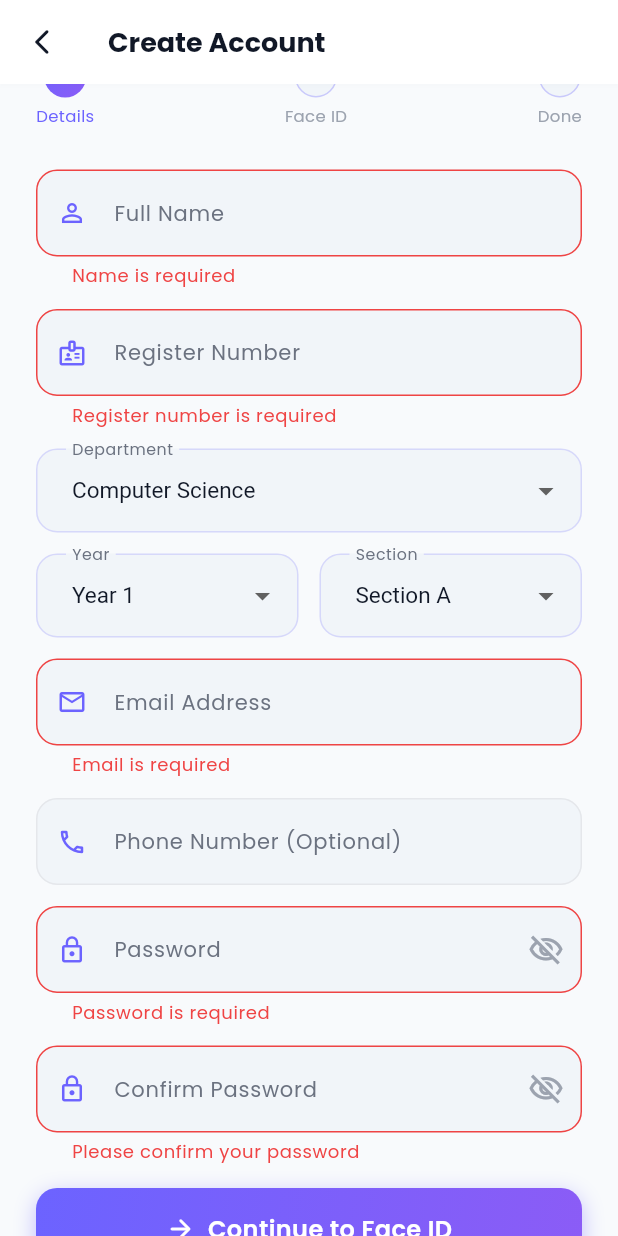
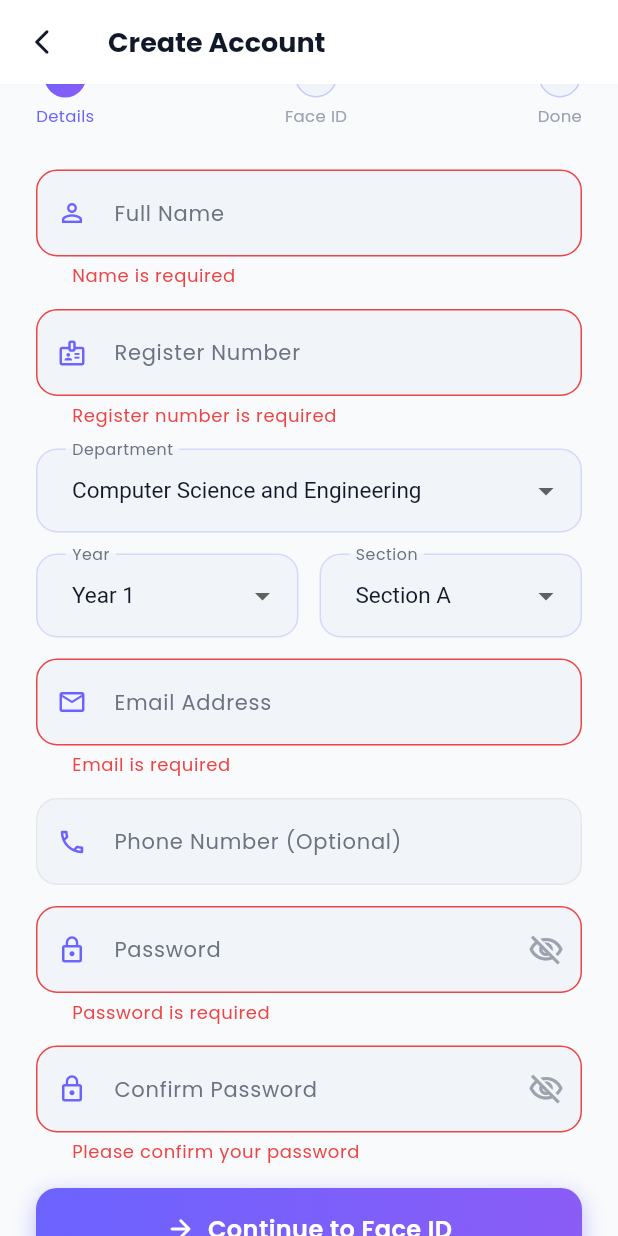
Before and after one commit to THENDRALRAJA006/smart-attendance-system, a Flutter app: the RegisterScreen screen opened by its route, scrolled down 92 dp, after a tap on "Continue to Face ID", on a phone screen of 412 x 824 dp. Run offline on Flutter 3.47's test engine with Material 3 defaults, Android fonts, the phone set to English and light mode, and no system bars; our stand-ins replace app_links, camera, connectivity_plus, device_info_plus, dio, fl_chart and 15 more; missing offline and left inert: dart:html, mobile_scanner; accounts and stored records are empty.

Commit message:
feat: expand departments list and extend sections up to G with custom department/section options across the entire app

```diff
--- a/lib/core/constants/app_constants.dart
+++ b/lib/core/constants/app_constants.dart
@@ -164,4 +164,24 @@ class AppConstants {
     if (rssi >= -80) return 1;
     return 0;
   }
+
+  // ─── Departments & Sections Lists (Up to G + Custom) ───────
+  static const List<String> defaultDepartments = [
+    'Computer Science and Engineering',
+    'Artificial Intelligence and Machine Learning',
+    'Artificial Intelligence and Data Science',
+    'Information Technology',
+    'Electronics and Communication Engineering',
+    'Electrical and Electronics Engineering',
+    'Mechanical Engineering',
+    'Civil Engineering',
+    'Biomedical Engineering',
+    'Chemical Engineering',
+    'Aerospace Engineering',
+    'Custom Department',
+  ];
+
+  static const List<String> defaultSections = [
+    'A', 'B', 'C', 'D', 'E', 'F', 'G', 'Custom Section',
+  ];
 }
--- a/lib/screens/admin/academic/departments_screen.dart
+++ b/lib/screens/admin/academic/departments_screen.dart
@@ -358,7 +358,7 @@ class _SectionConfigRowState extends State<_SectionConfigRow> {
         title: Text('Add Section (Year $year)', style: GoogleFonts.poppins(fontWeight: FontWeight.w700)),
         content: TextField(
           controller: secCtrl,
-          decoration: const InputDecoration(labelText: 'Section Name (e.g. A, B, C, D, Unlimited)'),
+          decoration: const InputDecoration(labelText: 'Section Name (e.g. A, B, C, D, E, F, G, Custom)'),
           textCapitalization: TextCapitalization.characters,
         ),
         actions: [
--- a/lib/screens/admin/academic/timetable_editor_screen.dart
+++ b/lib/screens/admin/academic/timetable_editor_screen.dart
@@ -463,7 +463,7 @@ class _TimetableEditorScreenState extends State<TimetableEditorScreen> {
                   Expanded(
                     child: DropdownButtonFormField<String>(
                       value: targetSec,
-                      items: ['A', 'B', 'C', 'D', 'E', 'F'].map((s) => DropdownMenuItem(value: s, child: Text('Sec $s'))).toList(),
+                      items: ['A', 'B', 'C', 'D', 'E', 'F', 'G'].map((s) => DropdownMenuItem(value: s, child: Text('Sec $s'))).toList(),
                       onChanged: (s) => setDState(() => targetSec = s ?? 'B'),
                       decoration: const InputDecoration(labelText: 'Section'),
                     ),
--- a/lib/screens/auth/register_screen.dart
+++ b/lib/screens/auth/register_screen.dart
@@ -27,26 +27,43 @@ class _RegisterScreenState extends State<RegisterScreen> {
   final _confirmPasswordCtrl = TextEditingController();
   bool _obscurePassword = true;
   bool _obscureConfirm = true;
-  String _selectedDept = 'Computer Science';
+  String _selectedDept = AppConstants.defaultDepartments.first;
   int _selectedYear = 1;
   String _selectedSection = 'A';
+  final _customDeptCtrl = TextEditingController();
+  final _customSecCtrl = TextEditingController();
 
   final AuthController _auth = Get.find();
 
-  final List<String> _departments = [
-    'Computer Science', 'Artificial Intelligence and Machine Learning',
-    'Electronics', 'Mechanical', 'Civil', 'Electrical', 'Information Technology',
-  ];
-  final List<String> _sections = ['A', 'B', 'C', 'D'];
+  final List<String> _departments = AppConstants.defaultDepartments;
+  final List<String> _sections = AppConstants.defaultSections;
 
   Future<void> _handleRegister() async {
     if (!_formKey.currentState!.validate()) return;
+
+    final finalDept = _selectedDept == 'Custom Department'
+        ? _customDeptCtrl.text.trim()
+        : _selectedDept;
+    final finalSec = _selectedSection == 'Custom Section'
+        ? _customSecCtrl.text.trim()
+        : _selectedSection;
+
+    if (finalDept.isEmpty || finalSec.isEmpty) {
+      Get.snackbar(
+        'Missing Details',
+        'Please enter your custom department and section name',
+        backgroundColor: AppTheme.error,
+        colorText: Colors.white,
+      );
+      return;
+    }
+
     final success = await _auth.registerStudent(
       name:         _nameCtrl.text.trim(),
       regNo:        _regNoCtrl.text.trim(),
-      department:   _selectedDept,
+      department:   finalDept,
       year:         _selectedYear,
-      section:      _selectedSection,
+      section:      finalSec,
       email:        _emailCtrl.text.trim(),
       password:     _passwordCtrl.text,
       phoneNumber:  _phoneCtrl.text.trim().isNotEmpty ? _phoneCtrl.text.trim() : null,
@@ -171,6 +188,16 @@ class _RegisterScreenState extends State<RegisterScreen> {
                     itemLabel: (v) => v,
                   ),
 
+                  if (_selectedDept == 'Custom Department') ...[
+                    const SizedBox(height: 10),
+                    _buildField(
+                      controller: _customDeptCtrl,
+                      label: 'Enter Custom Department Name',
+                      icon: Icons.business_outlined,
+                      validator: (v) => (v == null || v.trim().isEmpty) ? 'Please enter department name' : null,
+                    ),
+                  ],
+
                   const SizedBox(height: 14),
 
                   Row(
@@ -191,11 +218,21 @@ class _RegisterScreenState extends State<RegisterScreen> {
                           value: _selectedSection,
                           items: _sections,
                           onChanged: (v) => setState(() => _selectedSection = v!),
-                          itemLabel: (v) => 'Section $v',
+                          itemLabel: (v) => v == 'Custom Section' ? 'Custom...' : 'Section $v',
                         ),
                       ),
                     ],
                   ),
+
+                  if (_selectedSection == 'Custom Section') ...[
+                    const SizedBox(height: 10),
+                    _buildField(
+                      controller: _customSecCtrl,
+                      label: 'Enter Custom Section (e.g. H, I, J)',
+                      icon: Icons.class_outlined,
+                      validator: (v) => (v == null || v.trim().isEmpty) ? 'Please enter section name' : null,
+                    ),
+                  ],
 
                   const SizedBox(height: 14),
 
--- a/lib/screens/faculty/teacher_timetable_screen.dart
+++ b/lib/screens/faculty/teacher_timetable_screen.dart
@@ -235,6 +235,30 @@ class _TeacherTimetableScreenState extends State<TeacherTimetableScreen>
                       decoration: const InputDecoration(labelText: 'Day of Week', border: OutlineInputBorder()),
                       items: _days.map((d) => DropdownMenuItem(value: d, child: Text(d))).toList(),
                       onChanged: (val) => setModalState(() => selectedDay = val!),
+                    ),
+                    const SizedBox(height: 12),
+
+                    // Year & Section
+                    Row(
+                      children: [
+                        Expanded(
+                          child: DropdownButtonFormField<int>(
+                            value: selectedYear,
+                            decoration: const InputDecoration(labelText: 'Year', border: OutlineInputBorder()),
+                            items: [1, 2, 3, 4].map((y) => DropdownMenuItem(value: y, child: Text('Year $y'))).toList(),
+                            onChanged: (val) => setModalState(() => selectedYear = val ?? 3),
+                          ),
+                        ),
+                        const SizedBox(width: 12),
+                        Expanded(
+                          child: DropdownButtonFormField<String>(
+                            value: selectedSection,
+                            decoration: const InputDecoration(labelText: 'Section', border: OutlineInputBorder()),
+                            items: ['A', 'B', 'C', 'D', 'E', 'F', 'G'].map((s) => DropdownMenuItem(value: s, child: Text('Sec $s'))).toList(),
+                            onChanged: (val) => setModalState(() => selectedSection = val ?? 'C'),
+                          ),
+                        ),
+                      ],
                     ),
                     const SizedBox(height: 12),
 
```
